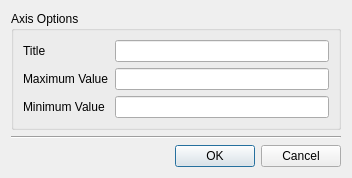
SchrodingersGat/lumberjack, file ui/axis_edit_dialog.ui: the form before one commit.
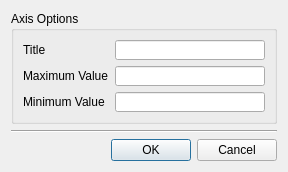
The form after the commit.

Diff of the .ui file:
```diff
--- a/ui/axis_edit_dialog.ui
+++ b/ui/axis_edit_dialog.ui
@@ -6,8 +6,8 @@
    <rect>
     <x>0</x>
     <y>0</y>
-    <width>352</width>
-    <height>178</height>
+    <width>279</width>
+    <height>171</height>
    </rect>
   </property>
   <property name="windowTitle">
@@ -71,10 +71,24 @@
        </widget>
       </item>
       <item row="1" column="1">
-       <widget class="QLineEdit" name="maxValue"/>
+       <widget class="QLineEdit" name="maxValue">
+        <property name="minimumSize">
+         <size>
+          <width>150</width>
+          <height>20</height>
+         </size>
+        </property>
+       </widget>
       </item>
       <item row="0" column="1">
-       <widget class="QLineEdit" name="axisTitle"/>
+       <widget class="QLineEdit" name="axisTitle">
+        <property name="minimumSize">
+         <size>
+          <width>150</width>
+          <height>20</height>
+         </size>
+        </property>
+       </widget>
       </item>
       <item row="1" column="0">
        <widget class="QLabel" name="label">
@@ -91,7 +105,14 @@
        </widget>
       </item>
       <item row="2" column="1">
-       <widget class="QLineEdit" name="minValue"/>
+       <widget class="QLineEdit" name="minValue">
+        <property name="minimumSize">
+         <size>
+          <width>150</width>
+          <height>20</height>
+         </size>
+        </property>
+       </widget>
       </item>
      </layout>
     </widget>
```
